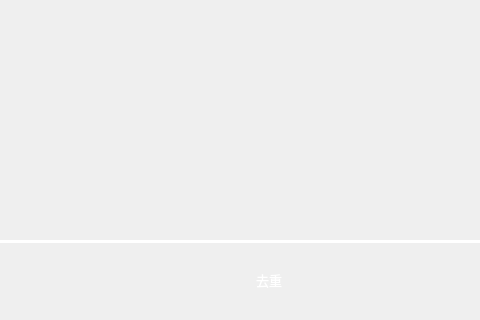
Qt form KCTS/KCTS Project/UI/main_window_ui.ui (learniuH/work) before a commit; both pictures show x 275 to 755 and y 448 to 768 of the 1329 by 768 pixel window.
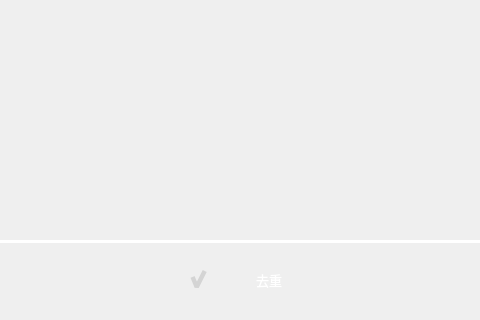
The same form after that commit. The open tabs and pages were chosen to show the change. Icons and pictures are not drawn.

Commit message: 添加去重界面

Patch:
```diff
--- a/KCTS/KCTS Project/UI/main_window_ui.ui
+++ b/KCTS/KCTS Project/UI/main_window_ui.ui
@@ -3458,7 +3458,7 @@
                     </size>
                    </property>
                    <property name="checked">
-                    <bool>false</bool>
+                    <bool>true</bool>
                    </property>
                   </widget>
                  </item>
```
Left out of the diff: 5 changed lines with no effect on the pictures. The commit also changes 4 other files.
